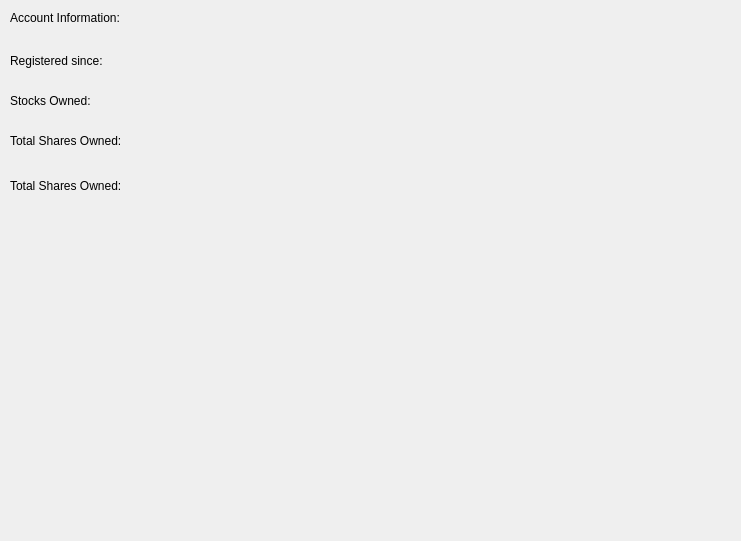
Qt form StockStallionQtGUI/tab_profile.ui (CodeApprenticeRai/StockStallion) before a commit.
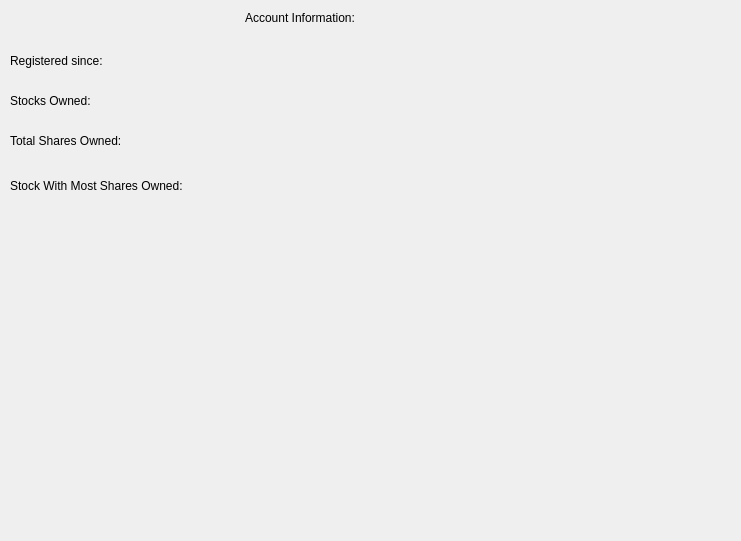
The same form after that commit.

```diff
--- a/StockStallionQtGUI/tab_profile.ui
+++ b/StockStallionQtGUI/tab_profile.ui
@@ -16,7 +16,7 @@
   <widget class="QLabel" name="label">
    <property name="geometry">
     <rect>
-     <x>10</x>
+     <x>245</x>
      <y>10</y>
      <width>271</width>
      <height>16</height>
@@ -34,7 +34,7 @@
     <rect>
      <x>10</x>
      <y>50</y>
-     <width>271</width>
+     <width>681</width>
      <height>21</height>
     </rect>
    </property>
@@ -50,7 +50,7 @@
     <rect>
      <x>10</x>
      <y>90</y>
-     <width>271</width>
+     <width>691</width>
      <height>21</height>
     </rect>
    </property>
@@ -66,7 +66,7 @@
     <rect>
      <x>10</x>
      <y>130</y>
-     <width>271</width>
+     <width>691</width>
      <height>21</height>
     </rect>
    </property>
@@ -82,7 +82,7 @@
     <rect>
      <x>10</x>
      <y>170</y>
-     <width>271</width>
+     <width>711</width>
      <height>31</height>
     </rect>
    </property>
@@ -90,7 +90,7 @@
     <string notr="true">font: 12pt &quot;Century Gothic&quot;;</string>
    </property>
    <property name="text">
-    <string>Total Shares Owned:</string>
+    <string>Stock With Most Shares Owned:</string>
    </property>
   </widget>
  </widget>
```
Left out of the diff: 10 changed lines with no effect on the pictures.
